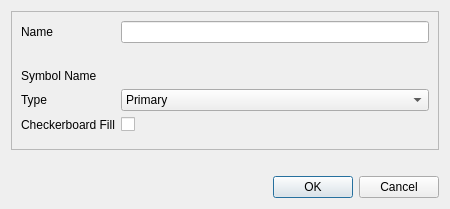
huderlem/porymap, file forms/newtilesetdialog.ui: the form before one commit.
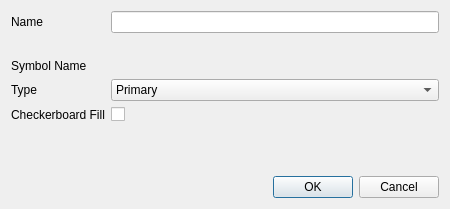
The form after the commit. Custom widgets are drawn as their Qt base class.

What changed in the file:
```diff
--- a/forms/newtilesetdialog.ui
+++ b/forms/newtilesetdialog.ui
@@ -16,13 +16,19 @@
   <layout class="QVBoxLayout" name="verticalLayout">
    <item>
     <widget class="QFrame" name="form">
-     <property name="frameShape">
-      <enum>QFrame::Shape::StyledPanel</enum>
-     </property>
-     <property name="frameShadow">
-      <enum>QFrame::Shadow::Raised</enum>
-     </property>
      <layout class="QFormLayout" name="formLayout">
+      <property name="leftMargin">
+       <number>0</number>
+      </property>
+      <property name="topMargin">
+       <number>0</number>
+      </property>
+      <property name="rightMargin">
+       <number>0</number>
+      </property>
+      <property name="bottomMargin">
+       <number>0</number>
+      </property>
       <item row="0" column="0">
        <widget class="QLabel" name="label_FriendlyName">
         <property name="text">
```
Left out of the diff: 3 changed lines with no effect on the pictures.
